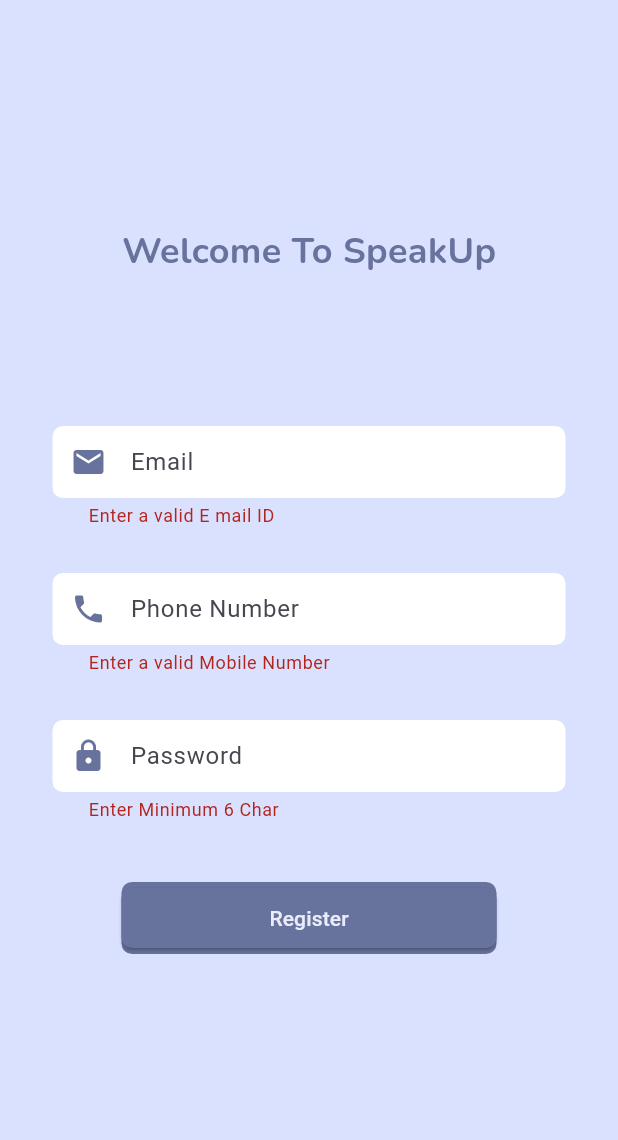
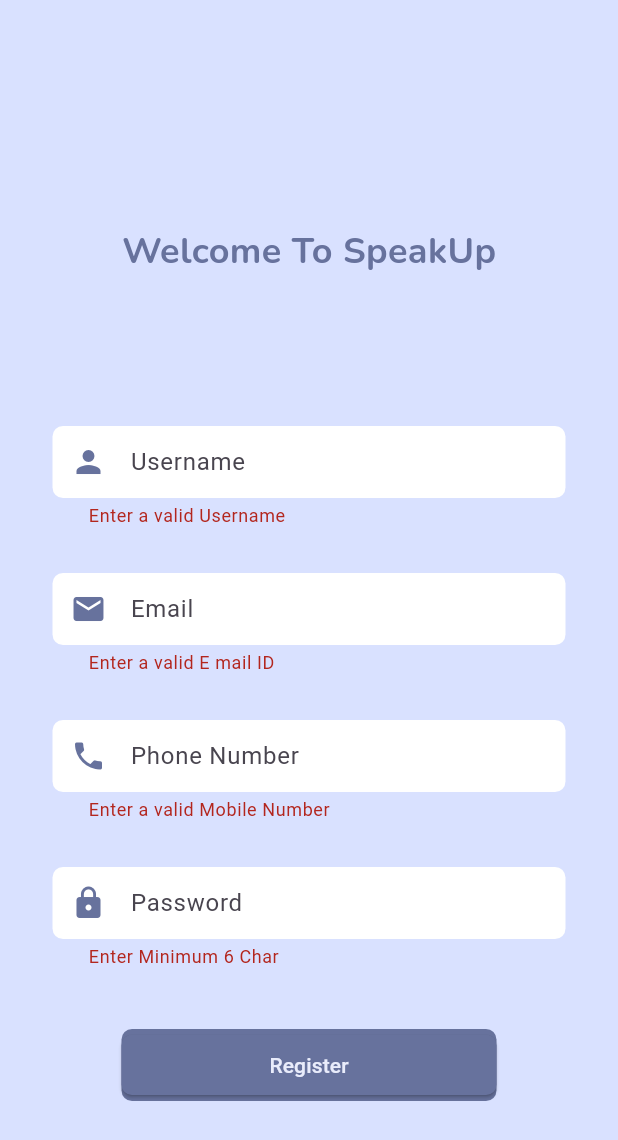
Before and after one commit to fathimanasrinvk/Learning_App, a Flutter app: the RegistrationScreen screen opened directly, after a tap on "Register", on a phone screen of 412 x 824 dp. Shown: the top 1140 px of the screen. Run offline on Flutter 3.47's test engine with Material 3 defaults, Android fonts, the phone set to English and light mode, and no system bars; our stand-ins replace google_fonts, introduction_screen, shared_preferences; accounts and stored records are empty.

Commit message:
register

```diff
--- a/lib/presentation/home_screen/home_screen.dart
+++ b/lib/presentation/home_screen/home_screen.dart
@@ -9,6 +9,8 @@
 
 
 class HomeScreen extends StatelessWidget {
+  final String name;
+  HomeScreen ({required this.name});
   @override
   Widget build(BuildContext context) {
     var names = [
@@ -39,7 +41,7 @@
                 mainAxisAlignment: MainAxisAlignment.start,
                 crossAxisAlignment: CrossAxisAlignment.start,
                 children: [
-                  Text("Hi, Maya👋",
+                  Text("Hi, $name👋",
                       style: GoogleFonts.nunito(
                           decoration: TextDecoration.none,
                           fontSize: 20,
--- a/lib/presentation/registration_page/view/registration_screen.dart
+++ b/lib/presentation/registration_page/view/registration_screen.dart
@@ -1,12 +1,9 @@
 import 'dart:convert';
-
 import 'package:flutter/material.dart';
 import 'package:gaming_app/core/constants/colors.dart';
 import 'package:gaming_app/presentation/login_screen/view/login_screen.dart';
 import 'package:google_fonts/google_fonts.dart';
 import 'package:shared_preferences/shared_preferences.dart';
-
-import '../../home_screen/home_screen.dart';
 
 class RegistrationScreen extends StatefulWidget {
   @override
@@ -15,9 +12,10 @@
 
 class _RegistrationScreenState extends State<RegistrationScreen> {
   final phonecontroller = TextEditingController();
+  final namecontroller = TextEditingController();
   final econtroller = TextEditingController();
   final pcontroller = TextEditingController();
-  final formkey=GlobalKey<FormState>();
+  final formkey = GlobalKey<FormState>();
   late SharedPreferences preferences;
   late bool newuser;
 
@@ -26,7 +24,8 @@
     return Scaffold(
         backgroundColor: ColorTheme.secondarycolor,
         body: SingleChildScrollView(
-            child: Form(key:formkey,
+            child: Form(
+          key: formkey,
           child: Center(
               child: Column(children: [
             SizedBox(
@@ -42,11 +41,41 @@
             Padding(
               padding: const EdgeInsets.only(left: 35, right: 35, top: 100),
               child: TextFormField(
+                controller: namecontroller,
+                validator: (name) {
+                  if (name!.isEmpty) {
+                    return "Enter a valid Username";
+                  } else {
+                    return null;
+                  }
+                },
+                style: TextStyle(color: ColorTheme.maincolor),
+                decoration: InputDecoration(
+                  prefixIcon: Icon(
+                    Icons.person,
+                    color: ColorTheme.maincolor,
+                  ),
+                  filled: true,
+                  fillColor: Colors.white,
+                  hintText: 'Username',
+                  contentPadding: EdgeInsets.symmetric(horizontal: 20.0),
+                  border: OutlineInputBorder(
+                      borderRadius: BorderRadius.circular(7),
+                      borderSide: BorderSide.none),
+                ),
+              ),
+            ),
+            Padding(
+              padding: const EdgeInsets.only(left: 35, right: 35, top: 30),
+              child: TextFormField(
                 controller: econtroller,
-                validator: (email){
-                  if(email!.isEmpty || !email.contains('@'))
-                  { return "Enter a valid E mail ID"; }
-                  else{ return null; } },
+                validator: (email) {
+                  if (email!.isEmpty || !email.contains('@')) {
+                    return "Enter a valid E mail ID";
+                  } else {
+                    return null;
+                  }
+                },
                 style: TextStyle(color: ColorTheme.maincolor),
                 decoration: InputDecoration(
                   prefixIcon: Icon(
@@ -67,10 +96,13 @@
               padding: const EdgeInsets.only(left: 35, right: 35, top: 30),
               child: TextFormField(
                 controller: phonecontroller,
-                validator: (Phone){
-                if(Phone?.length!=10 && int.tryParse(Phone!) == null)
-                  { return "Enter a valid Mobile Number"; }
-                  else{ return null; } },
+                validator: (Phone) {
+                  if (Phone?.length != 10 && int.tryParse(Phone!) == null) {
+                    return "Enter a valid Mobile Number";
+                  } else {
+                    return null;
+                  }
+                },
                 decoration: InputDecoration(
                   prefixIcon: Icon(
                     Icons.phone,
@@ -91,10 +123,13 @@
               padding: const EdgeInsets.only(left: 35, right: 35, top: 30),
               child: TextFormField(
                 controller: pcontroller,
-                validator: (password){
-                  if(password!.isEmpty||password.length<6)
-                  { return "Enter Minimum 6 Char"; }
-                  else{ return null;} },
+                validator: (password) {
+                  if (password!.isEmpty || password.length < 6) {
+                    return "Enter Minimum 6 Char";
+                  } else {
+                    return null;
+                  }
+                },
                 decoration: InputDecoration(
                   prefixIcon: Icon(
                     Icons.lock,
@@ -120,20 +155,40 @@
                   color: ColorTheme.maincolor,
                   borderRadius: BorderRadius.circular(7)),
               child: ElevatedButton(
-                onPressed: () async{
+                onPressed: () async {
                   preferences = await SharedPreferences.getInstance();
-                  var isValid=formkey.currentState!.validate();
-                  int Phone= int.parse(phonecontroller.text);
-                  String email= econtroller.text;
-                  String pword= pcontroller.text;
-                  if (isValid==true){
-                    _addUserToSharedPreferences(User(email,Phone,pword));
+                  var isValid = formkey.currentState!.validate();
+                  int Phone = int.parse(phonecontroller.text);
+                  String email = econtroller.text;
+                  String pword = pcontroller.text;
+                  String name = namecontroller.text;
+                  List<String>? userListJson =
+                      preferences.getStringList('users');
+                  if (userListJson != null && userListJson.isNotEmpty) {
+                    List<User> userList = userListJson
+                        .map((userJson) => User.fromJson(json.decode(userJson)))
+                        .toList();
+                    if (userList.any((user) => user.name == name)) {
+                      ScaffoldMessenger.of(context).showSnackBar(SnackBar(
+                          backgroundColor: Colors.red,
+                          content: Text("Username already exists")));
+                    } else {
+                      if (isValid == true) {
+                        addUserToSharedPreferences(
+                            User(name, email, Phone, pword));
                         preferences.setBool("newuser", false);
-                    Navigator.of(context).push(
-                        MaterialPageRoute(builder:(context)=>HomeScreen()));
-                    phonecontroller.text="";
-                    econtroller.text="";
-                    pcontroller.text="";
+                        Navigator.of(context).push(MaterialPageRoute(
+                            builder: (context) => LoginScreen()));
+                        namecontroller.text = "";
+                        phonecontroller.text = "";
+                        econtroller.text = "";
+                        pcontroller.text = "";
+                      }
+                    }
+                  } else {
+                    ScaffoldMessenger.of(context).showSnackBar(SnackBar(
+                        backgroundColor: Colors.red,
+                        content: Text("No users registered yet")));
                   }
                 },
                 style: ElevatedButton.styleFrom(
@@ -148,7 +203,7 @@
                 ),
               ),
             ),
-                        SizedBox(height: 200),
+            SizedBox(height: 130),
             TextButton(
               onPressed: () {
                 Navigator.of(context).pushReplacement(
@@ -179,33 +234,28 @@
           ])),
         )));
   }
-  _addUserToSharedPreferences(User user) async {
+
+  addUserToSharedPreferences(User user) async {
     final preferences = await SharedPreferences.getInstance();
     List<String> userList = preferences.getStringList('users') ?? [];
     userList.add(json.encode(user.toJson()));
     await preferences.setStringList('users', userList);
   }
 }
+
 class User {
+  final String name;
   final String email;
   final int phone;
   final String pword;
 
-  User(this.email, this.phone, this.pword);
+  User(this.name, this.email, this.phone, this.pword);
 
   Map<String, dynamic> toJson() {
-    return {
-      'email': email,
-      'phone': phone,
-      'password': pword
-    };
+    return {'name': name, 'email': email, 'phone': phone, 'password': pword};
   }
 
   factory User.fromJson(Map<String, dynamic> json) {
-    return User(
-      json['email'],
-      json['phone'],
-      json['password']
-    );
+    return User(json['name'], json['email'], json['phone'], json['password']);
   }
 }
```
Also changed, not shown: lib/presentation/login_screen/view/login_screen.dart (+17 -15 lines). Lines whose indentation alone changed are shown as unchanged.
